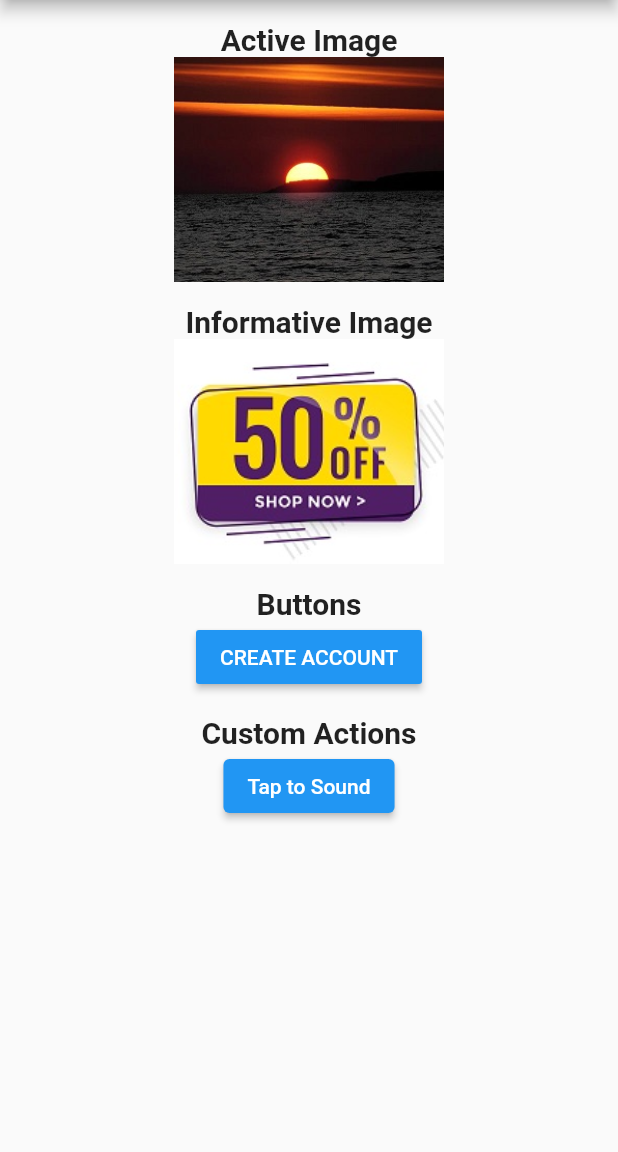
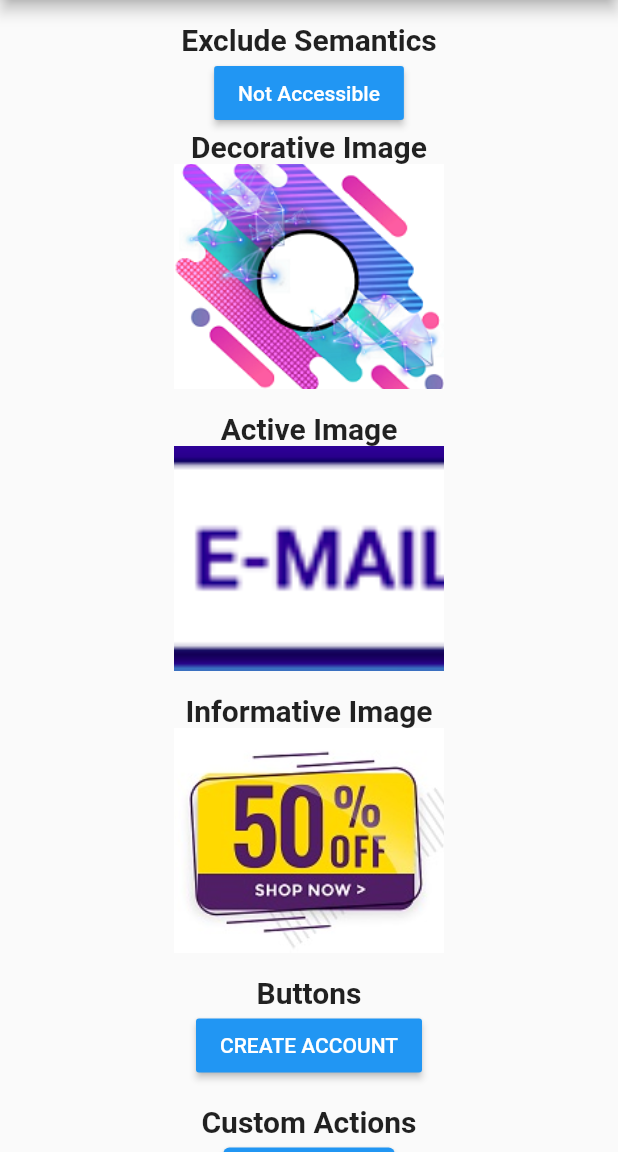
Before and after one commit to KrishnaStv/flutter-a11y-demo, a Flutter app: the screen it shows after launch, on a phone screen of 412 x 824 dp, the part 84-1236 px from its top. Run offline on Flutter 3.47's test engine with Material 2 defaults, Android fonts, the phone set to English and light mode, and no system bars.

Commit message:
Images, Buttons and Custom actions for semantics are done.

```diff
--- a/lib/ImagesAccessibility.dart
+++ b/lib/ImagesAccessibility.dart
@@ -1,16 +1,24 @@
-
 import 'package:flutter/cupertino.dart';
 import 'package:flutter/material.dart';
 import 'package:flutter/semantics.dart';
 
 class ImageAccessibilitychecks extends StatelessWidget {
 
-  var activeImagePath = new AssetImage('assets/images/sunset.jpg');
+  var activeImagePath = new AssetImage('assets/images/sendemailbutton.png');
   var infoImagePath = new AssetImage('assets/images/img.png');
+  var decorativeImagePath = new AssetImage('assets/images/decorativeimage.png');
   var isGERadioButtonSelected = false;
 
   @override
   Widget build(BuildContext context) {
+
+    var decorativeImage = new Image(
+      image: decorativeImagePath,
+      fit: BoxFit.cover,
+      width: 180,
+      height: 150,
+    );
+
     var activeImage = new Image(
       image: activeImagePath,
       fit: BoxFit.cover,
@@ -37,12 +45,50 @@ class ImageAccessibilitychecks extends StatelessWidget {
             ),
             Container(
               child: Semantics(
+                child: Text("Exclude Semantics",
+                  style: TextStyle(fontWeight: FontWeight.bold, fontSize: 20),
+                ),
+                header: true,
+              ),
+            ),
+
+            Semantics(
+              excludeSemantics: true,
+              child: MaterialButton(
+                onPressed: () {},
+                color: Colors.blue,
+                textColor: Colors.white,
+                child: Text("Not Accessible"),
+              ),
+            ),
+
+            Container(
+              child: Semantics(
+                child: Text("Decorative Image",
+                  style: TextStyle(fontWeight: FontWeight.bold, fontSize: 20),
+                ),
+                header: true,
+              ),
+            ),
+
+            Semantics(
+              child: Container(
+                  child: decorativeImage
+              ),
+            ),
+
+            SizedBox(
+              height: 15,
+            ),
+            Container(
+              child: Semantics(
                 child: Text("Active Image",
                     style: TextStyle(fontWeight: FontWeight.bold, fontSize: 20),
                 ),
                 header: true,
               ),
             ),
+
             Semantics(
               child: Container(
                 child: GestureDetector(
@@ -51,15 +97,17 @@ class ImageAccessibilitychecks extends StatelessWidget {
                     scaffold.showSnackBar(
                       SnackBar(
                         content: Text("Active image tap actions"),
-                        action: SnackBarAction(label: 'Okay', onPressed: scaffold.hideCurrentSnackBar),
+                        action: SnackBarAction(label: 'Okay',
+                            onPressed: scaffold.hideCurrentSnackBar),
                       ),
                     );
                   },
                   child: activeImage,
                 )
               ),
-              label: 'sunset as a sea',
+              label: 'Send E-mail',
             ),
+
             SizedBox(
               height: 15,
             ),
@@ -71,12 +119,14 @@ class ImageAccessibilitychecks extends StatelessWidget {
                 header: true,
               ),
             ),
+
             Semantics(
               child: Container(
                   child: infoImage
               ),
-              label: '50% off shopnow',
+              label: '50% off shop now',
             ),
+
             SizedBox(
               height: 15,
             ),
@@ -105,6 +155,7 @@ class ImageAccessibilitychecks extends StatelessWidget {
                 style: TextStyle(fontWeight: FontWeight.bold, fontSize: 20),
               ),
             ),
+
             Semantics(
               child: ElevatedButton(
                 child: Text('Tap to Sound'),
@@ -132,6 +183,8 @@ class ImageAccessibilitychecks extends StatelessWidget {
                 },
               },
             ),
+
+
           ],
         ),
       ),
--- a/lib/main.dart
+++ b/lib/main.dart
@@ -1,5 +1,7 @@
 import 'package:flutter/material.dart';
 import 'package:flutter_a11y_demo/ImagesAccessibility.dart';
+import 'package:flutter_a11y_demo/TablesAccessibility.dart';
+
 
 void main() {
   runApp(MaterialApp(home: ImageAccessibilitychecks(),));
```
Also changed, not shown: lib/TablesAccessibility.dart (added, +229 -0 lines), assets/images/sendemailbutton.png (added).
